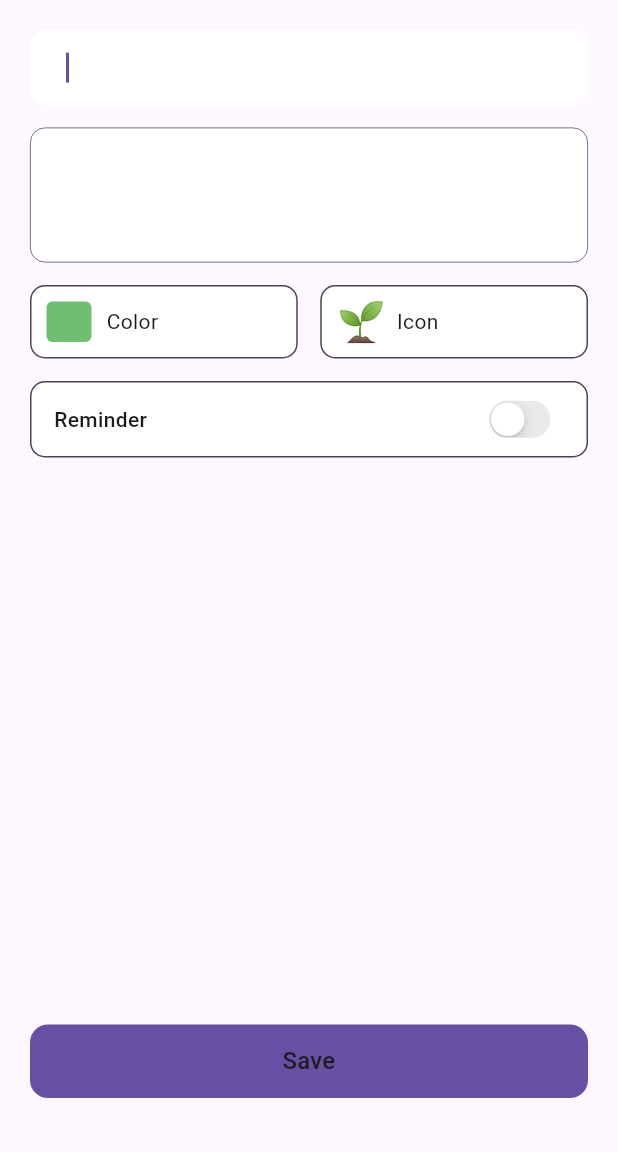
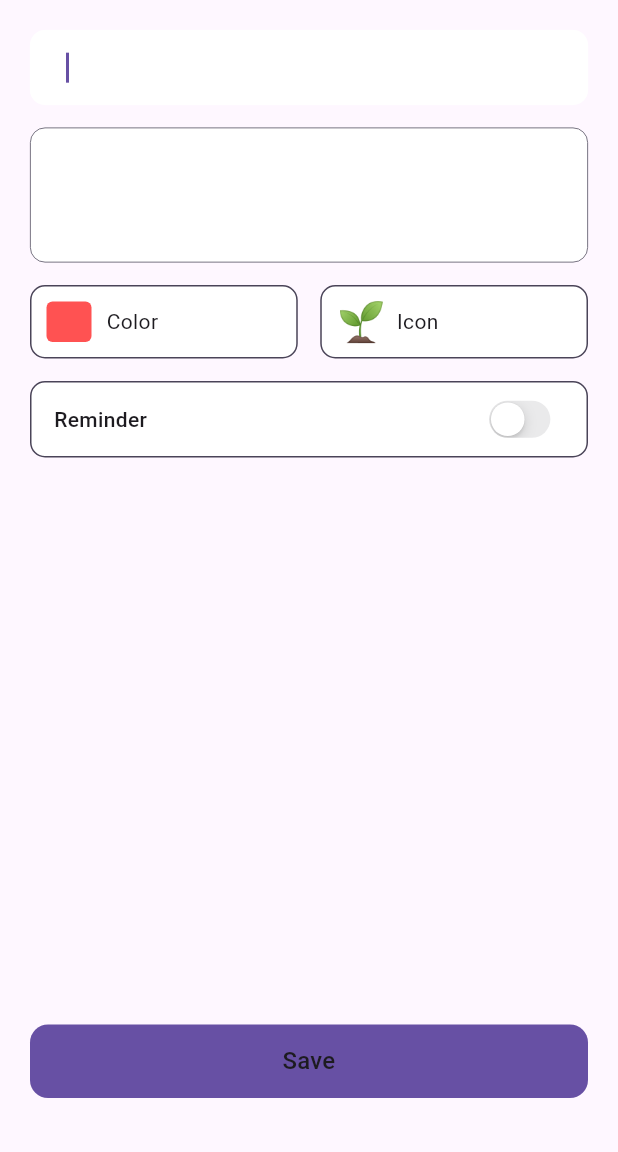
Before and after one commit to anand-a-j/Habit-Tracker, a Flutter app: the screen it shows after launch, after a tap on the "add" icon, on a phone screen of 412 x 824 dp, the part 84-1236 px from its top. Run offline on Flutter 3.47's test engine with Material 3 defaults, Android fonts, the phone set to English and light mode, and no system bars; our stand-ins replace dashed_circular_progress_bar, emoji_picker_flutter, file_picker, fl_chart, flutter_local_notifications, flutter_riverpod and 9 more; accounts and stored records are empty.

Commit message:
Add empty view widget

```diff
--- a/lib/core/theme/app_color_scheme.dart
+++ b/lib/core/theme/app_color_scheme.dart
@@ -24,32 +24,49 @@ mixin AppColorScheme {
 
   /// Preset colors for habit selection (used in habit creation UI)
   static const List<Color> habitColorOptions = [
-    // Greens & Teals
-    Color(0xFF6FBF73), // Fresh Mint Green
-    Color(0xFF81C784), // Soft Green
-    Color(0xFF388E3C), // Forest Green
-    Color(0xFF2E7D32), // Deep Nature Green
+    // --- WARM HUES: REDS, PINKS, & MAGENTAS (5) ---
+    // Energy, Action, Passion. Ordered from Red to Pink/Violet.
+    Color(0xFFFF5252), // 1. Vibrant Red
+    Color(0xFFFF6D00), // 2. Deep Sunset Orange (Transition to Orange)
+    Color(0xFFF50057), // 3. Deep Hot Pink
+    Color(0xFFE040FB), // 4. Bright Magenta
+    Color(0xFF7C4DFF), // 5. Electric Violet (Transition to Purple)
 
-    // Blues & Purples
-    Color(0xFF64B5F6), // Sky Blue
-    Color(0xFF1976D2), // Calm Blue
-    Color(0xFF1565C0), // Deep Ocean Blue
-    Color(0xFF90CAF9), // Light Steel Blue
+    // --- PURPLES & LAVENDERS (3) ---
+    // Focus, Creativity, Calm.
+    Color(0xFF651FFF), // 6. Deep Purple Punch
+    Color(0xFF9C27B0), // 7. Strong Purple
+    Color(0xFFD1C4E9), // 8. Light Lavender (Soft touch)
 
-    // Pinks & Reds
-    Color(0xFF9575CD), // Soft Purple
-    Color(0xFF7E57C2), // Muted Purple
-    Color(0xFF673AB7), // Deep Purple
-    Color(0xFFB39DDB), // Pastel Violet
+    // --- COOL HUES: BLUES & CYANS (5) ---
+    // Calm, Logic, Focus. Ordered from Deep to Bright.
+    Color(0xFF2962FF), // 9. Deep Electric Blue
+    Color(0xFF448AFF), // 10. Electric Blue
+    Color(0xFF03A9F4), // 11. Vibrant Sky Blue
+    Color(0xFF00BCD4), // 12. Aqua
+    Color(0xFF18FFFF), // 13. Super Bright Cyan
 
-    // Yellows & Oranges
-    Color(0xFFFFB74D), // Muted Orange
-    Color(0xFFFFA726), // Warm Orange
-    Color(0xFFFFD54F), // Soft Yellow
-    Color(0xFFFBC02D), // Golden Yellow
-    // Neutrals
-    Color(0xFF9E9E9E), // Medium Grey
+    // --- EARTH & GROWTH: GREENS & TEALS (6) ---
+    // Health, Growth, Balance. Ordered from Dark Teal to Neon.
+    Color(0xFF26A69A), // 14. Strong Teal
+    Color(0xFF00B8D4), // 15. Bright Teal
+    Color(0xFF4CAF50), // 16. Standard Bright Green
+    Color(0xFF8BC34A), // 17. Lime Green
+    Color(0xFF69F0AE), // 18. Mint Green
+    Color(0xFF00FF7F), // 19. Spring Green (Neon)
 
-    Color(0xFF616161), // Deep Grey
+    // --- WARM ACCENTS: YELLOWS & ORANGES (4) ---
+    // Alertness, Energy, Creativity. Ordered from Dark to Light.
+    Color(0xFFFF9800), // 20. True Orange
+    Color(0xFFFFC107), // 21. Vibrant Gold
+    Color(0xFFFFEA00), // 22. Electric Yellow
+
+    // --- NEUTRAL ACCENT (1) ---
+    // For tasks that don't need a mood assigned.
+    Color(0xFFCD9A9D), // 23. Dusty Rose (A soft, near-neutral accent)
+
+    // --- SOFT BLUE ACCENT (1) ---
+    // Soft, calming default.
+    Color(0xFF9FA8DA), // 24. Lavender Blue (Softer touch)
   ];
 }
--- a/lib/features/calendar/presentation/habitroot_month_calendar.dart
+++ b/lib/features/calendar/presentation/habitroot_month_calendar.dart
@@ -1,4 +1,5 @@
 import 'package:flutter/material.dart';
+import 'package:flutter/services.dart';
 import 'package:habitroot/core/components/core_components.dart';
 import 'package:habitroot/core/constants/assets.dart';
 import 'package:habitroot/core/extension/common.dart';
@@ -219,6 +220,7 @@ class _HabitRootMonthCalendarState extends State<HabitRootMonthCalendar> {
 
     return GestureDetector(
       onTap: () {
+        HapticFeedback.heavyImpact();
         bool isFutureDate = dateTime.isAfter(DateTime.now());
         if (!isFutureDate && isInCurrentMonth) {
           widget.changeDay(dateTime, event.event);
--- a/lib/features/calendar/presentation/heap_map_calendar.dart
+++ b/lib/features/calendar/presentation/heap_map_calendar.dart
@@ -46,7 +46,7 @@ class _HeatMapCalendarState extends State<HeatMapCalendar> {
   final ScrollController _scrollController = ScrollController();
   DateTime? _selectedDate;
 
-  static final BorderRadius _cellRadius = BorderRadius.circular(1);
+  static final BorderRadius _cellRadius = BorderRadius.circular(1.5);
 
   @override
   void initState() {
@@ -141,9 +141,9 @@ class _HeatMapCalendarState extends State<HeatMapCalendar> {
     } else if (habitStart != null &&
         date.isAfter(habitStart) &&
         date.isBefore(DateTime.now())) {
-      opacity = 0.35;
+      opacity = 0.3;
     } else {
-      opacity = 0.2;
+      opacity = 0.12;
     }
 
     final color = widget.baseColor.withOpacity(opacity);
--- a/lib/features/home/presentation/components/habit_details_bottom_sheet.dart
+++ b/lib/features/home/presentation/components/habit_details_bottom_sheet.dart
@@ -148,9 +148,12 @@ class HabitDetailsSheetCard extends ConsumerWidget {
           Row(
             mainAxisAlignment: MainAxisAlignment.spaceBetween,
             children: [
-              _HabitDetailsStrengthCard(
-                habit: habit,
+              Expanded(
+                child: _HabitDetailsStrengthCard(
+                  habit: habit,
+                ),
               ),
+              const SizedBox(width: AppConsts.pSmall),
               Row(
                 mainAxisSize: MainAxisSize.max,
                 spacing: AppConsts.pSmall,
@@ -158,7 +161,7 @@ class HabitDetailsSheetCard extends ConsumerWidget {
                   HabitSheetQuickButton(
                     icon: Assets.archive,
                     onTap: () {
-                      HapticFeedback.mediumImpact();
+                      HapticFeedback.heavyImpact();
 
                       final updatedHabit = currentHabit.copyWith(
                         isArchived: currentHabit.isArchived ? false : true,
--- a/lib/features/home/presentation/screen/dashboard_screen.dart
+++ b/lib/features/home/presentation/screen/dashboard_screen.dart
@@ -49,25 +49,7 @@ class DashboardScreen extends StatelessWidget {
           ),
         ),
         actions: [
-          GestureDetector(
-            onTap: () async {
-              await NotificationService.scheduleQuickTest();
 
-              Snack.success("Schdule Quick Test SUCCSS");
-            },
-            child: const Icon(
-              Icons.alarm_rounded,
-              color: Colors.red,
-            ),
-          ),
-          const SizedBox(width: AppConsts.pMedium),
-          GestureDetector(
-            onTap: () async {
-              await NotificationService.showTestNotification();
-            },
-            child: const SvgBuild(assetImage: Assets.arrowUpDown),
-          ),
-          const SizedBox(width: AppConsts.pMedium),
           GestureDetector(
             onTap: () => context.pushNamed('analytics-screen'),
             child: const SvgBuild(assetImage: Assets.analytics),
--- a/lib/features/home/presentation/widgets/dash_add_habit_button.dart
+++ b/lib/features/home/presentation/widgets/dash_add_habit_button.dart
@@ -1,6 +1,7 @@
 import 'dart:ui';
 
 import 'package:flutter/material.dart';
+import 'package:flutter/services.dart';
 import 'package:go_router/go_router.dart';
 import 'package:habitroot/core/constants/app_constants.dart';
 import 'package:habitroot/core/extension/common.dart';
@@ -12,8 +13,12 @@ class DashAddHabitButton extends StatelessWidget {
 
   @override
   Widget build(BuildContext context) {
-    return InkWell(
+    return Material(
+      color: context.onPrimary,
+      borderRadius: BorderRadius.circular(50),
+      child: InkWell(
         onTap: () {
+          HapticFeedback.mediumImpact();
           context.pushNamed("habit-add-screen");
         },
         borderRadius: BorderRadius.circular(
@@ -33,6 +38,7 @@ class DashAddHabitButton extends StatelessWidget {
               Icons.add,
               size: 24,
               color: context.secondary,
+            ),
           ),
         ),
       ),
--- /dev/null
+++ b/lib/features/home/presentation/widgets/habit_empty_view.dart
@@ -0,0 +1,119 @@
+import 'package:flutter/material.dart';
+import 'package:flutter/services.dart';
+import 'package:go_router/go_router.dart';
+import 'package:habitroot/core/extension/common.dart';
+
+class HabitEmptyView extends StatelessWidget {
+  final String title;
+  final String subtitle;
+
+  const HabitEmptyView({
+    super.key,
+    // Default values are now general enough for any screen
+    this.title = "Ready to Start?",
+    this.subtitle =
+        "There are no habits to show right now.\nReady to add a new one?",
+  });
+
+  @override
+  Widget build(BuildContext context) {
+    return Center(
+      child: Padding(
+        padding: const EdgeInsets.symmetric(horizontal: 32.0),
+        child: Column(
+          mainAxisAlignment: MainAxisAlignment.center,
+          crossAxisAlignment: CrossAxisAlignment.center,
+          mainAxisSize: MainAxisSize.min,
+          spacing: 16,
+          children: [
+            // 1. Emoji: "Leaf in the wind"
+            // Represents calmness/emptiness without being negative
+            const Text(
+              "🍃",
+              style: TextStyle(
+                fontSize: 80,
+              ),
+            ),
+            const SizedBox(height: 8),
+
+            // 2. Universal Title
+            Text(
+              title,
+              textAlign: TextAlign.center,
+              style: context.bodyLarge?.copyWith(
+                fontSize: 22,
+                color: context.onPrimary,
+                fontWeight: FontWeight.bold,
+                height: 1.2,
+              ),
+            ),
+
+            // 3. Universal Subtitle
+            Text(
+              subtitle,
+              textAlign: TextAlign.center,
+              style: context.bodyMedium?.copyWith(
+                color:
+                    context.onPrimary.withOpacity(0.7), // Slightly more faded
+                height: 1.5,
+                fontSize: 16,
+              ),
+            ),
+            const SizedBox(height: 16),
+
+            // 4. Button
+            _HabitAddButton(),
+            const SizedBox(height: 50),
+          ],
+        ),
+      ),
+    );
+  }
+}
+
+class _HabitAddButton extends StatelessWidget {
+  const _HabitAddButton();
+
+  @override
+  Widget build(BuildContext context) {
+    return Material(
+      color: context.onPrimary,
+      borderRadius: BorderRadius.circular(50),
+      child: InkWell(
+        onTap: () {
+          HapticFeedback.mediumImpact();
+          context.pushNamed("habit-add-screen");
+        },
+        borderRadius: BorderRadius.circular(50),
+        child: Container(
+          padding: const EdgeInsets.symmetric(
+            horizontal: 28,
+            vertical: 14,
+          ),
+          decoration: BoxDecoration(
+            borderRadius: BorderRadius.circular(50),
+          ),
+          child: Row(
+            mainAxisSize: MainAxisSize.min,
+            children: [
+              Icon(
+                Icons.add_rounded,
+                size: 22,
+                color: context.secondary,
+              ),
+              const SizedBox(width: 8),
+              Text(
+                "Add Habit",
+                style: context.bodySmall?.copyWith(
+                  color: context.secondary,
+                  fontWeight: FontWeight.w700,
+                  fontSize: 16,
+                ),
+              ),
+            ],
+          ),
+        ),
+      ),
+    );
+  }
+}
--- a/lib/features/home/presentation/widgets/habit_listview.dart
+++ b/lib/features/home/presentation/widgets/habit_listview.dart
@@ -1,5 +1,6 @@
 import 'package:flutter/material.dart';
 import 'package:flutter_riverpod/flutter_riverpod.dart';
+import 'package:habitroot/features/home/presentation/widgets/habit_empty_view.dart';
 import 'package:habitroot/features/home/presentation/widgets/habit_heap_card.dart';
 
 import '../../../habit/presentation/provider/habit_provider.dart';
@@ -26,10 +27,11 @@ class HabitListView extends ConsumerWidget {
     );
 
     if (habitIds.isEmpty) {
-      return const Text(
-        "NO Habits",
-        style: TextStyle(color: Colors.white),
-      );
+      return HabitEmptyView();
+      // return const Text(
+      //   "NO Habits",
+      //   style: TextStyle(color: Colors.white),
+      // );
     }
 
     return ListView.builder(
@@ -39,10 +41,8 @@ class HabitListView extends ConsumerWidget {
         return ProviderScope(
           overrides: [
             heapCardHabitId.overrideWithValue(habitId),
-
           ],
           child: Builder(builder: (context) {
-
             return cardBuilder(habitId);
           }),
         );
--- a/lib/features/splash/splash_screen.dart
+++ b/lib/features/splash/splash_screen.dart
@@ -16,7 +16,7 @@ class _SplashScreenState extends State<SplashScreen> {
   @override
   void initState() {
     super.initState();
-    Future.delayed(const Duration(milliseconds: 1700), () {
+    Future.delayed(const Duration(seconds: 1), () {
       if (mounted) {
         context.goNamed('dashboard-screen');
       }
```
Lines whose indentation alone changed are shown as unchanged.
